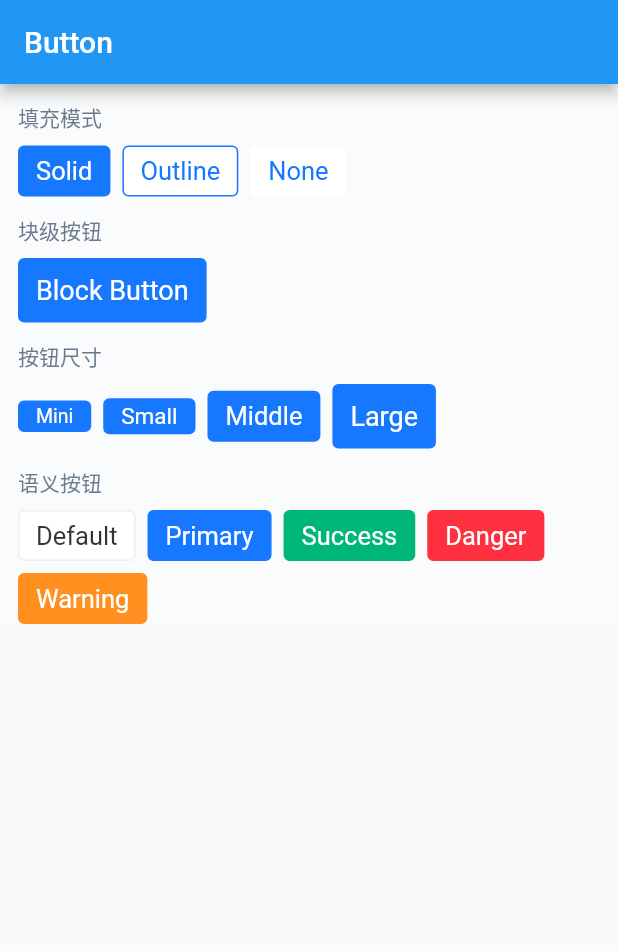
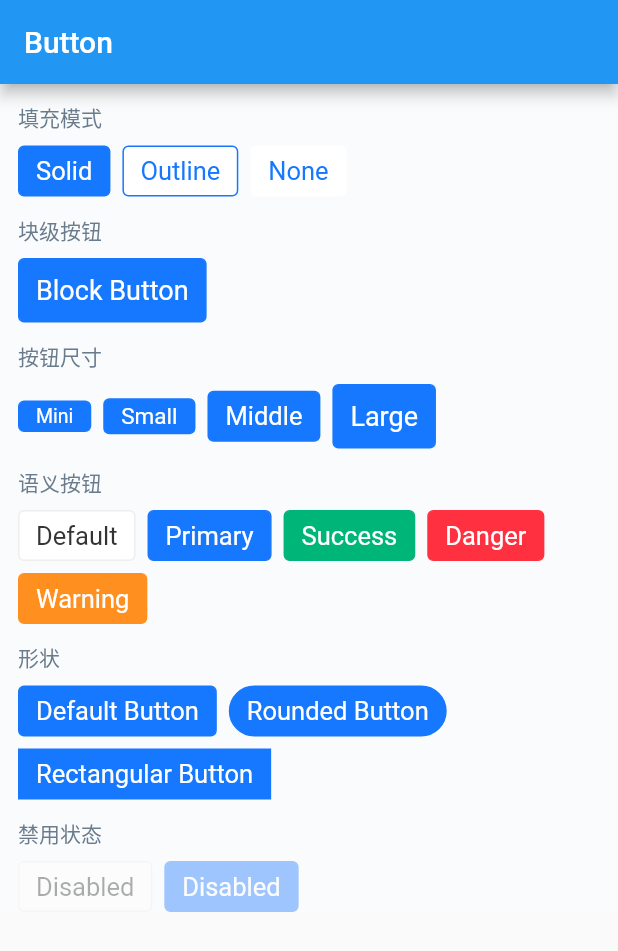
Before and after one commit to pd4d10/ant-design-mobile-flutter, a Flutter app: the ButtonExample screen opened by its route, on a phone screen of 412 x 824 dp. Shown: the top 951 px of the screen. Run offline on Flutter 3.47's test engine with Material 2 defaults, Android fonts, the phone set to English and light mode, and no system bars; our stand-ins replace go_router.

Commit message:
fix(button): shape and disabled

```diff
--- a/example/lib/button.dart
+++ b/example/lib/button.dart
@@ -85,6 +85,48 @@ class ButtonExample extends StatelessWidget {
             ],
           ),
         ),
+        DemoBlock(
+          title: '形状',
+          child: Wrap(
+            spacing: 8,
+            runSpacing: 8,
+            children: const [
+              AntButton(
+                shape: AntButtonShape.defaultValue,
+                color: AntTheme.primary,
+                child: Text('Default Button'),
+              ),
+              AntButton(
+                shape: AntButtonShape.rounded,
+                color: AntTheme.primary,
+                child: Text('Rounded Button'),
+              ),
+              AntButton(
+                shape: AntButtonShape.rectangular,
+                color: AntTheme.primary,
+                child: Text('Rectangular Button'),
+              ),
+            ],
+          ),
+        ),
+        DemoBlock(
+          title: '禁用状态',
+          child: Wrap(
+            spacing: 8,
+            runSpacing: 8,
+            children: const [
+              AntButton(
+                disabled: true,
+                child: Text('Disabled'),
+              ),
+              AntButton(
+                disabled: true,
+                color: AntTheme.primary,
+                child: Text('Disabled'),
+              ),
+            ],
+          ),
+        ),
       ],
     );
   }
--- a/lib/src/button.dart
+++ b/lib/src/button.dart
@@ -81,22 +81,37 @@ class AntButton extends StatelessWidget {
     final backgroundColor =
         fill == AntButtonFill.solid ? color : AntTheme.white;
 
-    var borderColor = fill == AntButtonFill.outline ? color : backgroundColor;
-    if (color == AntTheme.white) borderColor = AntTheme.border;
+    final borderColor = color == AntTheme.white
+        ? AntTheme.border
+        : fill == AntButtonFill.outline
+            ? color
+            : backgroundColor;
 
-    var textColor = color;
-    if (fill == AntButtonFill.solid) textColor = AntTheme.white;
-    if (color == AntTheme.white) textColor = AntTheme.text;
+    final textColor = color == AntTheme.white
+        ? AntTheme.text
+        : fill == AntButtonFill.solid
+            ? AntTheme.white
+            : color;
 
-    return Tapable(
+    return Semantics(
+      button: true,
+      child: Tapable(
         onTap: onClick,
         disabled: disabled,
         builder: (active) {
-        return Semantics(
-          button: true,
+          return Opacity(
+            opacity: disabled ? .4 : 1,
             child: DecoratedBox(
               decoration: BoxDecoration(
-              borderRadius: const BorderRadius.all(Radius.circular(4)),
+                borderRadius: BorderRadius.all(
+                  Radius.circular(
+                    shape == AntButtonShape.defaultValue
+                        ? 4
+                        : shape == AntButtonShape.rectangular
+                            ? 0
+                            : 100, // TODO:
+                  ),
+                ),
                 border: Border.all(color: borderColor),
                 color: backgroundColor,
               ),
@@ -126,6 +141,7 @@ class AntButton extends StatelessWidget {
             ),
           );
         },
+      ),
     );
   }
 }
```
Lines whose indentation alone changed are shown as unchanged.
